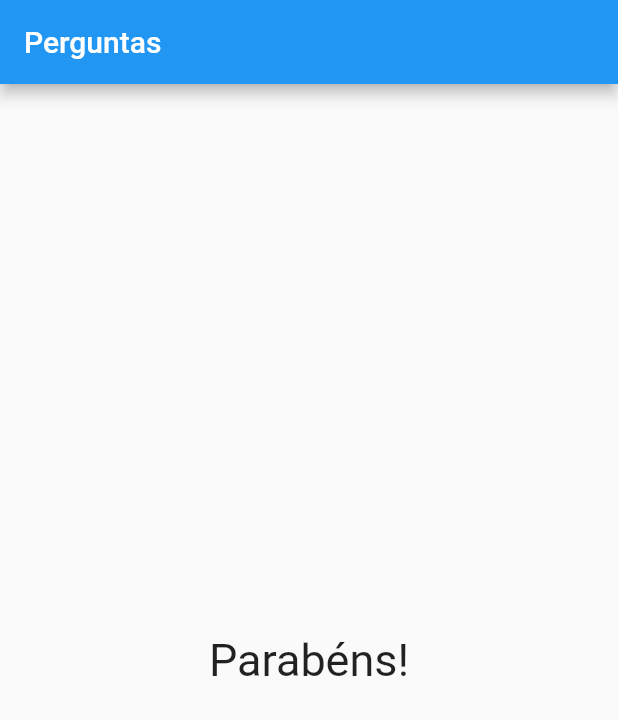
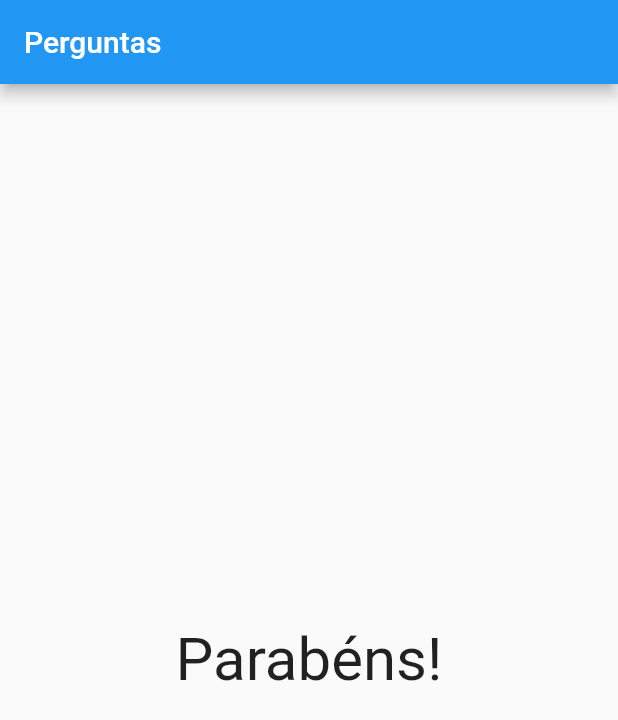
Before and after one commit to Willjp04/Projeto-Flutter, a Flutter app: the screen it shows after launch, after a tap on "Preto", after a tap on "Cobra", after a tap on "Léo", on a phone screen of 412 x 824 dp. Shown: the top 720 px of the screen. Run offline on Flutter 3.47's test engine with Material 2 defaults, Android fonts, the phone set to English and light mode, and no system bars.

Commit message:
Criação do complemento questionário

```diff
--- a/projeto_perguntas/lib/main.dart
+++ b/projeto_perguntas/lib/main.dart
@@ -1,7 +1,6 @@
 import 'package:flutter/material.dart';
-import 'package:projeto_perguntas/Resposta.dart';
-import './questão.dart';
-import 'Resposta.dart';
+import './questionario.dart';
+import './resultado.dart';
 
 main() {
   runApp(new PerguntaApp());
@@ -37,29 +36,18 @@ class _PerguntaAppState extends State<PerguntaApp> {
 
   @override
   Widget build(BuildContext context) {
-    List<String> respostas = temPerguntaSelecionada
-        ? _perguntas[_perguntaSelecionada]['respostas']
-        : null;
-
     return MaterialApp(
       home: Scaffold(
-        appBar: AppBar(
-          title: Text('Perguntas'),
-        ),
-        body: temPerguntaSelecionada
-            ? Column(
-                children: <Widget>[
-                  Questao(_perguntas[_perguntaSelecionada]['texto']),
-                  ...respostas.map((t) => Resposta(t, _responder)).toList(),
-                ],
-              )
-            : Center(
-                child: Text(
-                  'Parabéns!',
-                  style: TextStyle(fontSize: 30),
-                ),
-              ),
-      ),
+          appBar: AppBar(
+            title: Text('Perguntas'),
+          ),
+          body: temPerguntaSelecionada
+              ? Questionario(
+                  perguntas: _perguntas,
+                  perguntaSelecionada: _perguntaSelecionada,
+                  responder: _responder,
+                )
+              : Resultado()),
     );
   }
 }
--- /dev/null
+++ b/projeto_perguntas/lib/questionario.dart
@@ -0,0 +1,33 @@
+import 'package:flutter/material.dart';
+import './questão.dart';
+import './resposta.dart';
+
+class Questionario extends StatelessWidget {
+  final List<Map<String, Object>> perguntas;
+  final int perguntaSelecionada;
+  final void Function() responder;
+
+  Questionario({
+    @required this.perguntas,
+    @required this.perguntaSelecionada,
+    @required this.responder,
+  });
+
+  bool get temPerguntaSelecionada {
+    return perguntaSelecionada < perguntas.length;
+  }
+
+  @override
+  Widget build(BuildContext context) {
+    List<String> respostas = temPerguntaSelecionada
+        ? perguntas[perguntaSelecionada]['respostas']
+        : null;
+
+    return Column(
+      children: <Widget>[
+        Questao(perguntas[perguntaSelecionada]['texto']),
+        ...respostas.map((t) => Resposta(t, responder)).toList(),
+      ],
+    );
+  }
+}
--- /dev/null
+++ b/projeto_perguntas/lib/resultado.dart
@@ -0,0 +1,13 @@
+import 'package:flutter/material.dart';
+
+class Resultado extends StatelessWidget {
+  @override
+  Widget build(BuildContext context) {
+    return Center(
+      child: Text(
+        'Parabéns!',
+        style: TextStyle(fontSize: 40),
+      ),
+    );
+  }
+}
```
